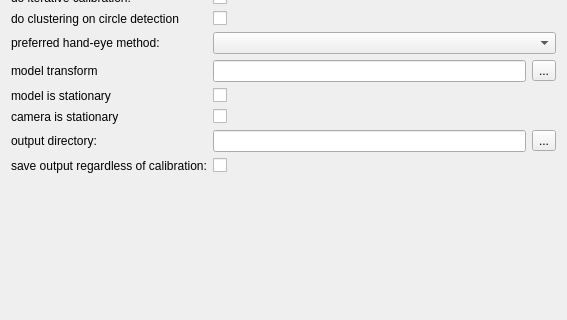
The window that MITK/Plugins/uk.ac.ucl.cmic.igicameracal/src/internal/niftkCameraCalViewPreferencePage.ui (NifTK/NifTK) describes before a commit, drawn with Qt 5; both pictures show x 0 to 567 and y 354 to 674 of the 567 by 674 pixel window.
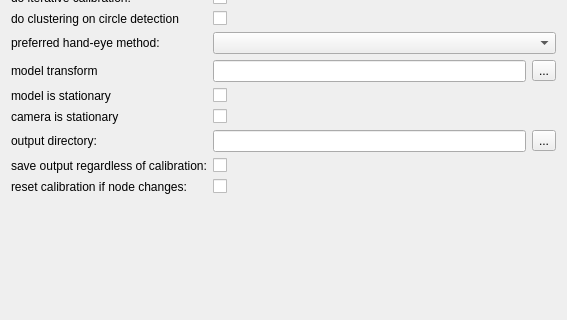
The same window after the commit.

Commit message: Issue #5322: Provide feature to not reset calibration if DataNodes change.

Patch:
```diff
--- a/MITK/Plugins/uk.ac.ucl.cmic.igicameracal/src/internal/niftkCameraCalViewPreferencePage.ui
+++ b/MITK/Plugins/uk.ac.ucl.cmic.igicameracal/src/internal/niftkCameraCalViewPreferencePage.ui
@@ -13,8 +13,6 @@
   <property name="windowTitle">
    <string>Form</string>
   </property>
-  <layout class="QVBoxLayout" name="verticalLayout">
-   <item>
     <layout class="QFormLayout" name="formLayout">
      <item row="0" column="0">
       <widget class="QLabel" name="m_PreviousCalibrationDirLabel">
@@ -509,7 +507,22 @@
        </property>
       </widget>
      </item>
-    </layout>
+   <item row="20" column="0">
+    <widget class="QLabel" name="m_ResetCalibrationIfNodeChangesLabel">
+     <property name="toolTip">
+      <string>Name of a 4x4 file to describe model to tracker transform.</string>
+     </property>
+     <property name="text">
+      <string>reset calibration if node changes:</string>
+     </property>
+    </widget>
+   </item>
+   <item row="20" column="1">
+    <widget class="QCheckBox" name="m_ResetCalibrationIfNodeChangesCheckBox">
+     <property name="text">
+      <string/>
+     </property>
+    </widget>
    </item>
   </layout>
  </widget>
```
Lines whose indentation alone changed are shown as unchanged. The commit also changes 5 other files.
